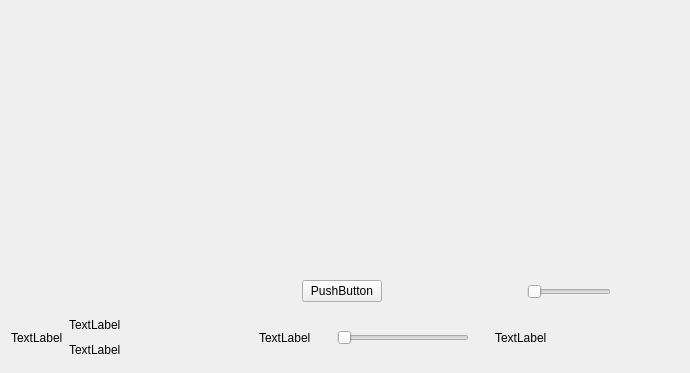
The window that dev/ui/music.ui (ledxdeliveryflopp/music_app) describes before a commit, drawn with Qt 5.
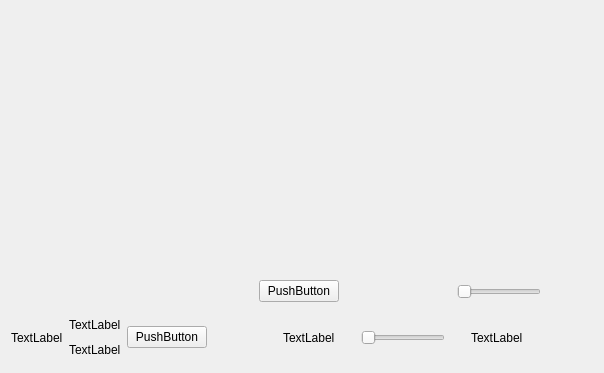
The same window after the commit.

Commit message: change cover size, add button to add in favorite,

Diff of the .ui file:
```diff
--- a/dev/ui/music.ui
+++ b/dev/ui/music.ui
@@ -6,7 +6,7 @@
    <rect>
     <x>0</x>
     <y>0</y>
-    <width>690</width>
+    <width>604</width>
     <height>373</height>
    </rect>
   </property>
@@ -244,6 +244,13 @@
            </item>
           </layout>
          </item>
+         <item>
+          <widget class="QPushButton" name="add_favorite_button">
+           <property name="text">
+            <string>PushButton</string>
+           </property>
+          </widget>
+         </item>
          <item>
           <spacer name="horizontalSpacer">
            <property name="orientation">
```
The commit also changes 2 other files.
